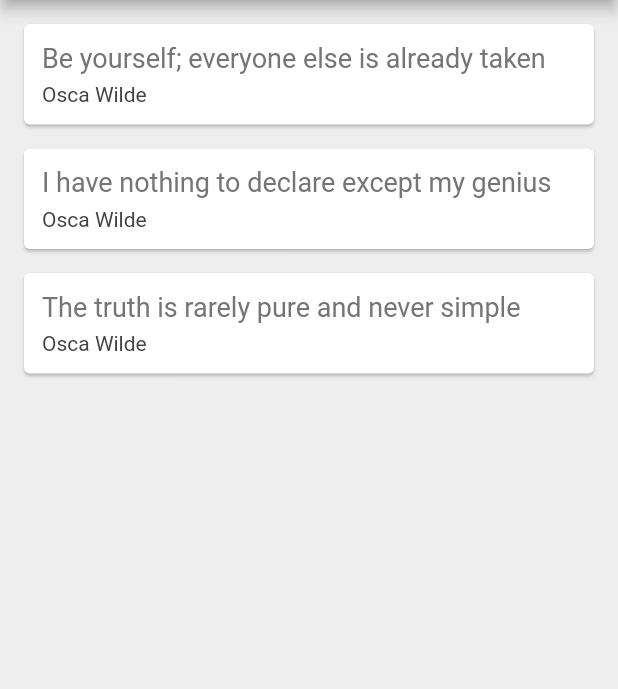
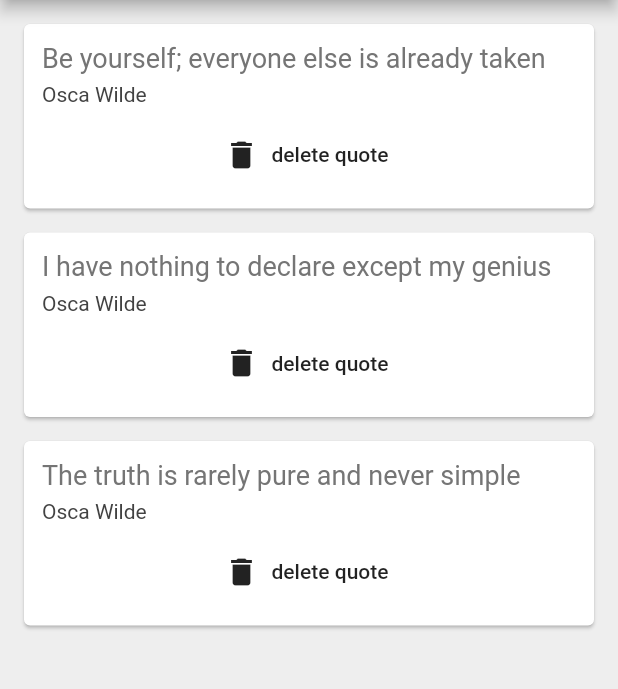
Before and after one commit to Williano/Quotes, a Flutter app: the screen it shows after launch, on a phone screen of 412 x 824 dp, the part 84-773 px from its top. Run offline on Flutter 3.47's test engine with Material 2 defaults, Android fonts, the phone set to English and light mode, and no system bars.

Commit message:
Functions as parameters

```diff
--- a/lib/main.dart
+++ b/lib/main.dart
@@ -30,7 +30,14 @@ class _QuoteListState extends State<QuoteList> {
         backgroundColor: Colors.redAccent,
       ),
       body: Column(
-        children: quotes.map((quote) => QuoteCard(quote: quote)).toList(),
+        children: quotes.map((quote) => QuoteCard(
+          quote: quote,
+          delete: (){
+            setState(() {
+              quotes.remove(quote);
+            });
+          }
+        )).toList(),
       ),
     );
   }
--- a/lib/quote_card.dart
+++ b/lib/quote_card.dart
@@ -3,8 +3,9 @@ import 'quote.dart';
 
 class QuoteCard extends StatelessWidget {
   final Quote quote;
+  final Function delete;
 
-  QuoteCard({this.quote});
+  QuoteCard({this.quote, this.delete});
 
   @override
   Widget build(BuildContext context) {
@@ -29,7 +30,11 @@ class QuoteCard extends StatelessWidget {
                   fontSize: 14.0,
                   color: Colors.grey[800]
               ),
-            )
+            ),
+            SizedBox(height: 8.0,),
+            FlatButton.icon(
+                onPressed: delete, icon: Icon(Icons.delete),
+                label: Text("delete quote"))
           ],
         ),
       ),
```
